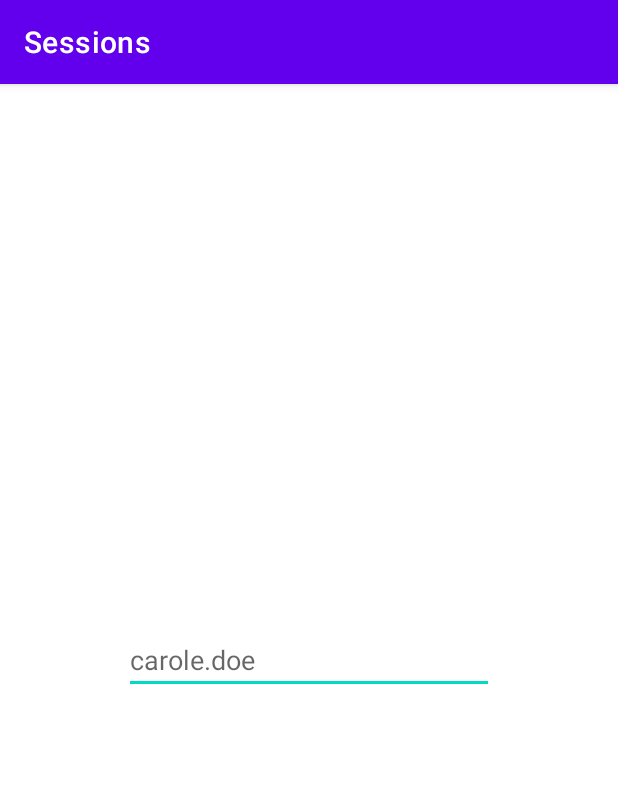
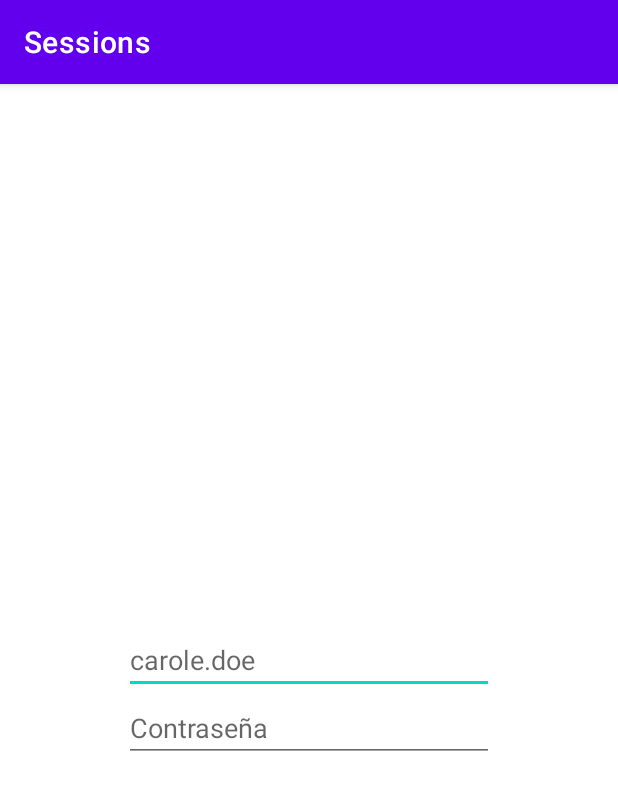
Before and after one commit to PabloPinGil/proyecto-godot, an Android app: the screen it shows after launch (RegisterActivity), on a phone screen of 412 x 824 dp. Shown: the top 790 px of the screen. Run offline under Robolectric (Android 15) with nearby library versions, the phone set to English and light mode, and no system bars.

Commit message:
tarea 2 sprint 3 completada

```diff
--- a/android-sessions/android-frontend-sessions/app/src/main/res/layout/activity_register.xml
+++ b/android-sessions/android-frontend-sessions/app/src/main/res/layout/activity_register.xml
@@ -14,6 +14,18 @@
         app:layout_constraintBottom_toBottomOf="parent"
         app:layout_constraintStart_toStartOf="parent"
         app:layout_constraintEnd_toEndOf="parent"
-        android:hint="carole.doe"/>
+        android:hint="carole.doe"
+        android:id="@+id/editText"/>
+
+    <EditText
+        android:layout_width="0dp"
+        android:layout_height="wrap_content"
+        app:layout_constraintWidth_percent="0.6"
+        app:layout_constraintStart_toStartOf="parent"
+        app:layout_constraintEnd_toEndOf="parent"
+        app:layout_constraintTop_toBottomOf="@id/editText"
+        android:inputType="textPassword"
+        android:hint="Contraseña"
+        />
 
 </androidx.constraintlayout.widget.ConstraintLayout>
```
